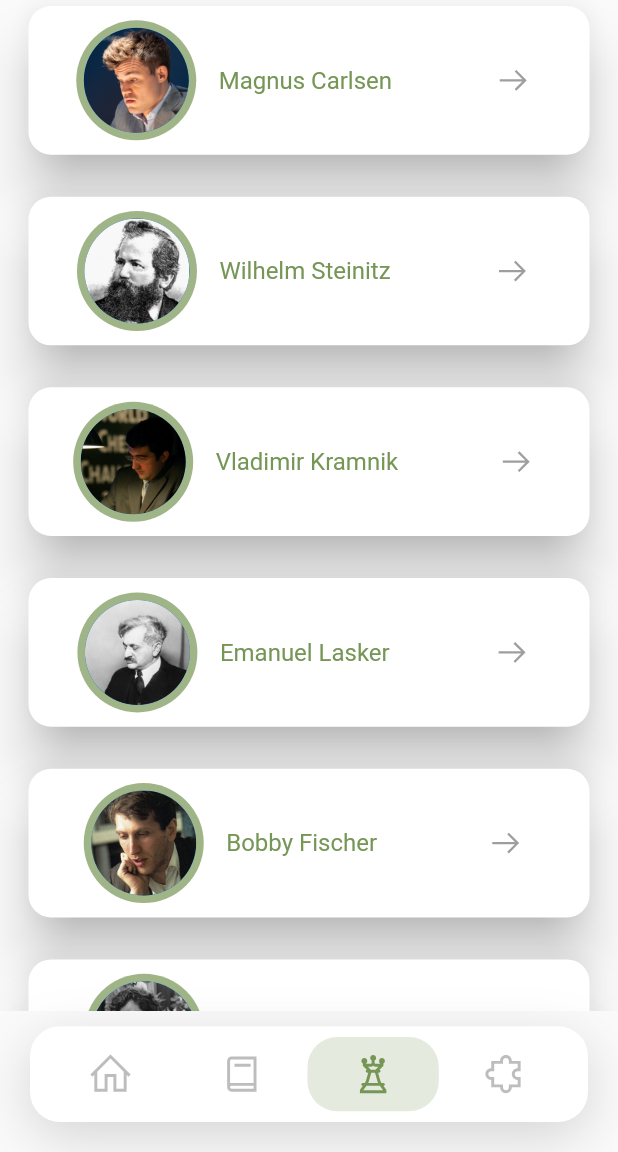
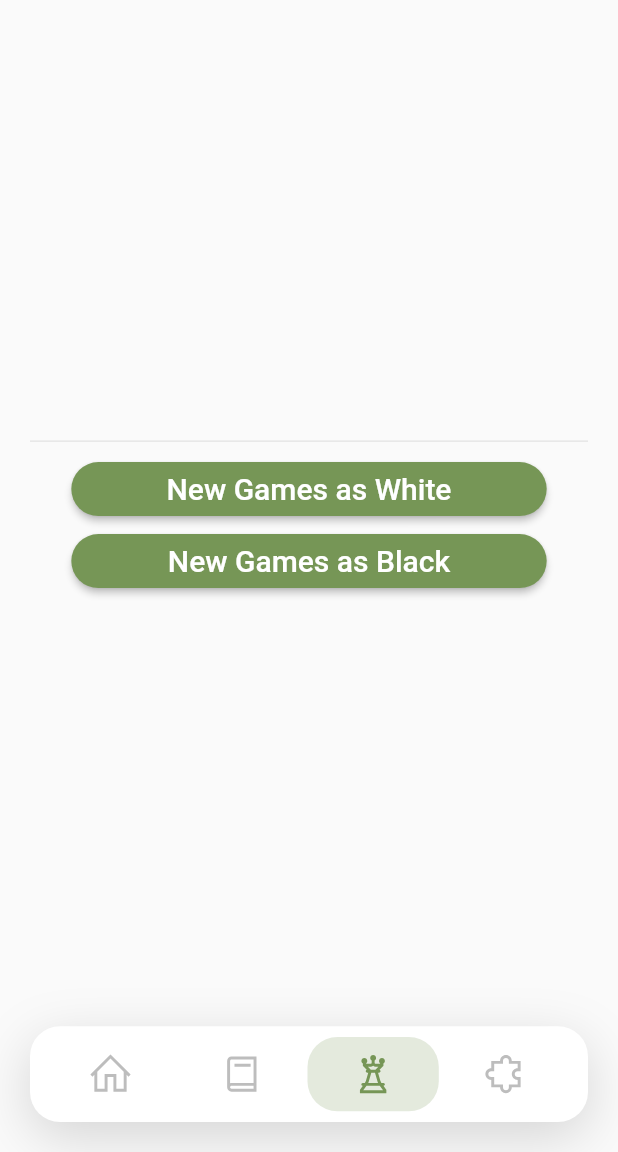
Before and after one commit to muhammadZzZ/chess, a Flutter app: the HomePage screen opened by its route, after a tap on "see more", on a phone screen of 412 x 824 dp, the part 84-1236 px from its top. Run offline on Flutter 3.47's test engine with Material 2 defaults, Android fonts, the phone set to English and light mode, and no system bars; our stand-ins replace carousel_slider, cloud_firestore, firebase_auth, firebase_core, firebase_storage, get and 6 more; missing offline and left inert: chess, chess_vectors_flutter, flutter_facebook_auth, flutter_stateless_chessboard, syncfusion_flutter_pdfviewer, wp_chessboard; accounts and stored records are empty.

Commit message:
chess play games added it

```diff
--- a/lib/Utils/constrant.dart
+++ b/lib/Utils/constrant.dart
@@ -11,6 +11,7 @@ final gHeight = Get.height;
 final PrimaryColor =Color.fromRGBO(118, 150, 86, 1) ;//rgb(118,150,86)
 final SecondaryColor= Color.fromRGBO(238, 238, 210, 1);//rgb(238,238,210)
 final DarkThemeColor = Color.fromRGBO(49, 46, 43, 1);//rgb(49,46,43)
+final DragableColor = Color.fromRGBO(246, 246, 105, 1);//rgb(246,246,105)
 final List DialogColor = [
   Color.fromRGBO(18, 192, 105, 1),//rgb(18,192,105) GREEN
   Color.fromRGBO(255, 200, 71, 1),// rgb(255,200,71) ERD
--- a/lib/root.dart
+++ b/lib/root.dart
@@ -45,12 +45,12 @@ class _RootState extends State<Root> {
       theme: light,
       darkTheme: dark,
       themeMode: tm.thememod,
-      home:    ChessPlayScreen(),
+      home:    HomePage(),
       initialRoute: '/',
       routes: {
-        '/loginpage':(context) => const LoginPage(),
+        '/loginpage':(context) =>  LoginPage(),
         '/homepage':(context) =>  HomePage(),
-        '/ChessPlayScreen':(context) => const ChessPlayScreen(),
+        //'/ChessPlayScreen':(context) =>  ChessPlayScreen(),
 
       }
 
--- a/lib/screen/HomePage.dart
+++ b/lib/screen/HomePage.dart
@@ -6,13 +6,13 @@ import 'package:flutter/material.dart';
 import 'package:flutter/services.dart';
 import 'package:get/get.dart';
 import 'package:line_awesome_flutter/line_awesome_flutter.dart';
-
+import 'Chess_play_screen.dart';
 import 'champion/Champion_detail.dart';
-import '../root.dart';
 import 'champion/Champion_list_screen.dart';
 import '../Utils/constrant.dart';
 
 import '../Puzzle_Screens/Level_screen.dart';
+import 'chess_play_option.dart';
 
 class HomePage extends StatefulWidget {
    HomePage({super.key});
@@ -300,7 +300,7 @@ class _HomePageState extends State<HomePage> {
         ),
       ) :
       currentIndex == 1 ? CourseList() :
-      currentIndex == 2 ?ChampionScreen():
+      currentIndex == 2 ?ChessOptionScreen():
       currentIndex == 3 ? LevelScreen():
                Container(
                   child: Text("Hello"),
--- /dev/null
+++ b/lib/screen/chess_play_option.dart
@@ -0,0 +1,50 @@
+import 'package:flutter/material.dart';
+import 'package:flutter/src/widgets/framework.dart';
+import 'package:flutter/src/widgets/placeholder.dart';
+import 'package:get/get.dart';
+
+import '../Utils/constrant.dart';
+import 'Chess_play_screen.dart';
+
+class ChessOptionScreen extends StatelessWidget {
+  const ChessOptionScreen({super.key});
+
+  @override
+  Widget build(BuildContext context) {
+    return Scaffold(
+      body: Padding(
+        padding: const EdgeInsets.symmetric(horizontal: 20),
+        child: Column(
+          mainAxisAlignment: MainAxisAlignment.center,
+          children: [
+            const Divider(thickness: 0,),
+            SizedBox(
+              width: gWidth/1.3,
+              child: ElevatedButton(
+                   style: ElevatedButton.styleFrom(
+                     backgroundColor: PrimaryColor,
+                     side: BorderSide.none,
+                     shape: const StadiumBorder(),
+                      ),
+                   child: Text("New Games as White",style: TextStyle(fontSize: 20),),
+                   onPressed: () => Get.to(()=>ChessPlayScreen(isWhite: true,)),
+                   ),
+            ),
+            SizedBox(
+              width: gWidth/1.3,
+              child: ElevatedButton(
+                   style: ElevatedButton.styleFrom(
+                     backgroundColor: PrimaryColor,
+                     side: BorderSide.none,
+                     shape: const StadiumBorder(),
+                      ),
+                   child: Text("New Games as Black",style: TextStyle(fontSize: 20),),
+                   onPressed: () => Get.to(()=>ChessPlayScreen(isWhite: false,)),
+                   ),
+            ),
+          ],
+        ),
+      ),
+    );
+  }
+}
```
Also changed, not shown: lib/screen/Chess_play_screen.dart (+40 -28 lines), lib/screen/puzzle_screen.dart (indentation only).
